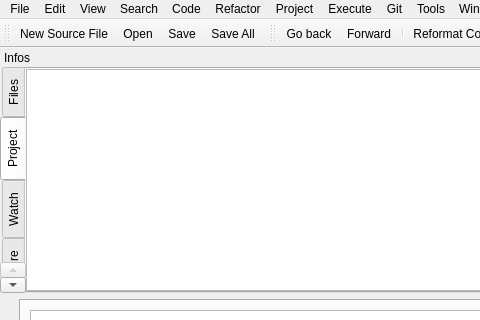
Above: RedPandaIDE/mainwindow.ui from royqh1979/RedPanda-CPP before the change; both pictures show x 0 to 480 and y 0 to 320 of the 1324 by 619 pixel window. Below: the same form after it.
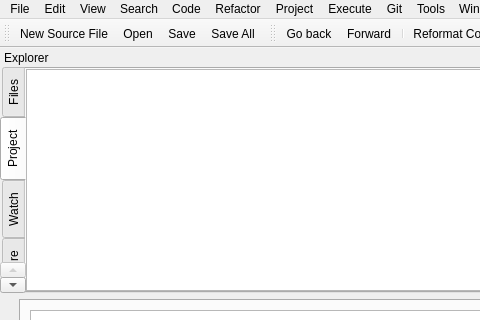
That is the form after the change. Icons and pictures are not drawn. Custom widgets are drawn as their Qt base class.

What changed in the file:
```diff
--- a/RedPandaIDE/mainwindow.ui
+++ b/RedPandaIDE/mainwindow.ui
@@ -441,7 +441,7 @@
     <set>Qt::BottomDockWidgetArea|Qt::LeftDockWidgetArea|Qt::RightDockWidgetArea</set>
    </property>
    <property name="windowTitle">
-    <string>Infos</string>
+    <string>Explorer</string>
    </property>
    <attribute name="dockWidgetArea">
     <number>1</number>
```
Left out of the diff: 9 changed lines with no effect on the pictures.
